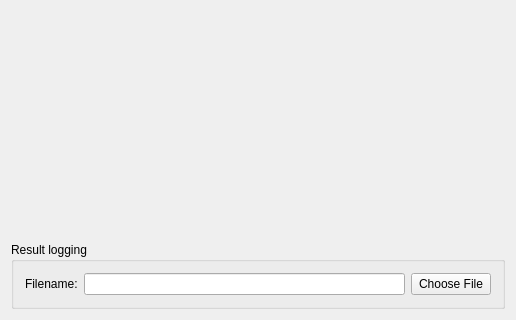
Qt form Plugins/org.mitk.gui.qt.ablationplanning/src/internal/QmitkAblationPlanningViewControls.ui (alaansheikhani/MITK) before a commit; both pictures show x 0 to 516 and y 544 to 864 of the 516 by 864 pixel window.
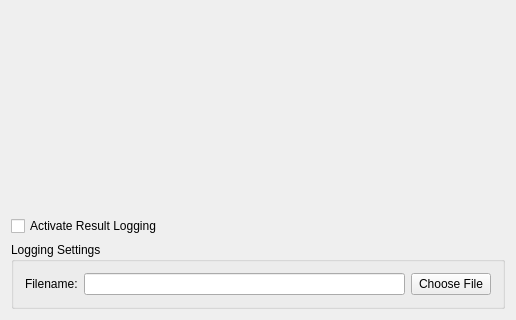
The same form after that commit. Icons and pictures are not drawn. Custom widgets are drawn as their Qt base class.

Commit message: Added a checkbox to activate/deactivate logging.

```diff
--- a/Plugins/org.mitk.gui.qt.ablationplanning/src/internal/QmitkAblationPlanningViewControls.ui
+++ b/Plugins/org.mitk.gui.qt.ablationplanning/src/internal/QmitkAblationPlanningViewControls.ui
@@ -436,10 +436,17 @@
      </property>
     </spacer>
    </item>
+   <item>
+    <widget class="QCheckBox" name="LoggingActivated">
+     <property name="text">
+      <string>Activate Result Logging</string>
+     </property>
+    </widget>
+   </item>
    <item>
     <widget class="QGroupBox" name="groupBox">
      <property name="title">
-      <string>Result logging</string>
+      <string>Logging Settings</string>
      </property>
      <layout class="QHBoxLayout" name="horizontalLayout_9">
       <item>
```
Left out of the diff: 4 changed lines with no effect on the pictures. The commit also changes 1 other file.
